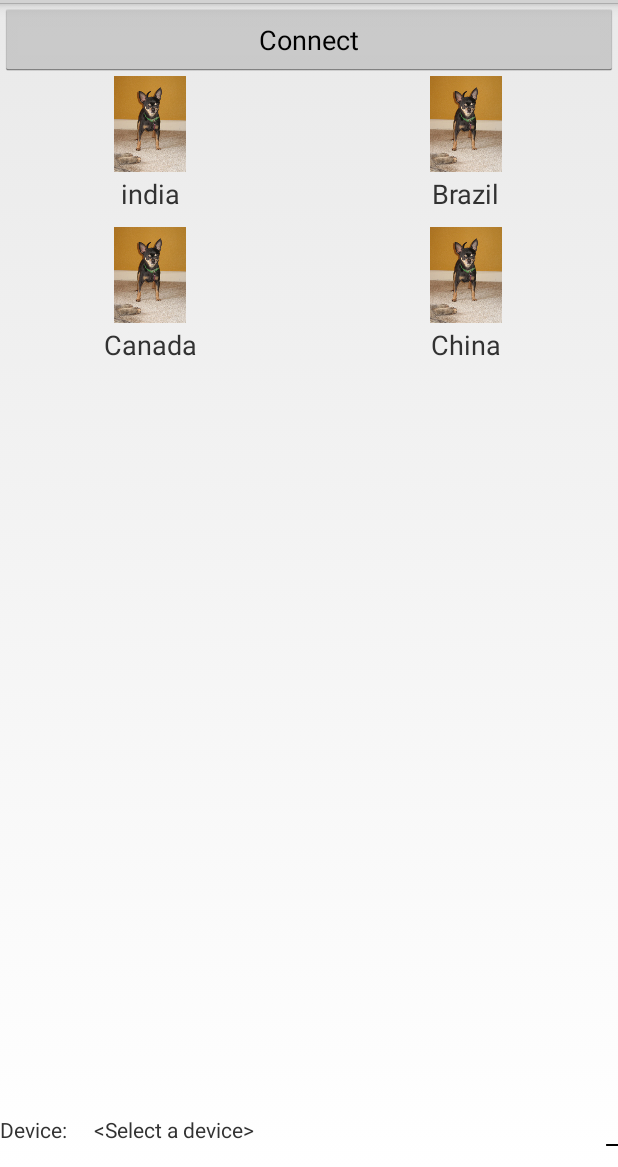
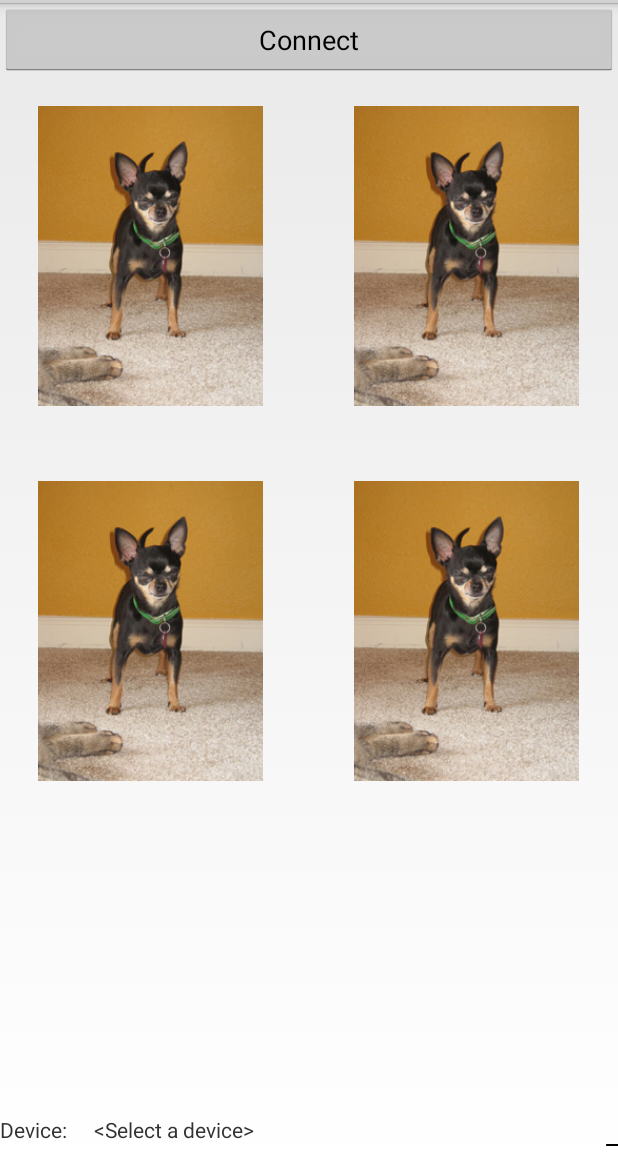
Before and after one commit to zhexxian/IoTSmartSuitcaseApp, an Android app: the screen it shows after launch (MainActivity), on a phone screen of 412 x 824 dp, the part 69-1236 px from its top. Run offline under Robolectric (Android 15) with nearby library versions, the phone set to English and light mode, and no system bars; 2 statements that could not run were skipped.

Commit message:
showing images only

```diff
--- a/app/src/main/java/com/nordicsemi/nrfUARTv2/GridviewAdapter.java
+++ b/app/src/main/java/com/nordicsemi/nrfUARTv2/GridviewAdapter.java
@@ -61,7 +61,7 @@ public class GridviewAdapter extends BaseAdapter
             view = new ViewHolder();
             convertView = inflator.inflate(R.layout.gridview_row, null);
 
-            view.txtViewTitle = (TextView) convertView.findViewById(R.id.textView1);
+            //view.txtViewTitle = (TextView) convertView.findViewById(R.id.textView1);
             view.imgViewFlag = (ImageView) convertView.findViewById(R.id.imageView1);
 
             convertView.setTag(view);
@@ -71,7 +71,7 @@ public class GridviewAdapter extends BaseAdapter
             view = (ViewHolder) convertView.getTag();
         }
 
-        view.txtViewTitle.setText(listInfo.get(position));
+        //view.txtViewTitle.setText(listInfo.get(position));
         view.imgViewFlag.setImageResource(listIcon.get(position));
 
         return convertView;
--- a/app/src/main/java/com/nordicsemi/nrfUARTv2/MainActivity.java
+++ b/app/src/main/java/com/nordicsemi/nrfUARTv2/MainActivity.java
@@ -326,11 +326,11 @@ public class MainActivity extends Activity implements RadioGroup.OnCheckedChange
                                 lng = Double.parseDouble(statuses[2]);
 
 
-                             listInfo.clear();
-                             listInfo.add("Suitcase status:\n" + openStt);
-                             listInfo.add("Damage or not: " + damageStt);
-                             listInfo.add("Spillage or not: " + spillageStt);                                                                           //messageListView.smoothScrollToPosition(listAdapter.getCount() - 1);
-                             listInfo.add("The suitcase weighs " + weight + "kg.\n");
+//                             listInfo.clear();
+//                             listInfo.add("Suitcase status:\n" + openStt);
+//                             listInfo.add("Damage or not: " + damageStt);
+//                             listInfo.add("Spillage or not: " + spillageStt);                                                                           //messageListView.smoothScrollToPosition(listAdapter.getCount() - 1);
+//                             listInfo.add("The suitcase weighs " + weight + "kg.\n");
 
                              listIcon.clear();
                              listIcon.add(R.drawable.sample_1);
@@ -340,13 +340,6 @@ public class MainActivity extends Activity implements RadioGroup.OnCheckedChange
 
                              gridView.setAdapter(mAdapter);
 
-
-
-//                                listAdapter.clear();
-//                        	 	listAdapter.add("Suitcase status:\n"+openStt);
-//                                listAdapter.add("Damage or not: "+damageStt);
-//                                listAdapter.add("Spillage or not: "+spillageStt);                                                                           //messageListView.smoothScrollToPosition(listAdapter.getCount() - 1);
-//                        	    listAdapter.add("The suitcase weighs " +weight+"kg.\n");
 
                          } catch (Exception e) {
                              Log.e(TAG, e.toString());
--- a/app/src/main/res/layout/gridview_row.xml
+++ b/app/src/main/res/layout/gridview_row.xml
@@ -3,22 +3,23 @@
     android:layout_width="match_parent" android:layout_height="match_parent">
 
     <ImageView
-        android:layout_height="64dp"
+        android:layout_height="200dp"
         android:id="@+id/imageView1"
-        android:layout_width="64dp"
+        android:layout_width="150dp"
         android:layout_alignParentTop="true"
-        android:layout_centerHorizontal="true">
+        android:layout_centerHorizontal="true"
+        android:layout_margin="20dp">
     </ImageView>
 
-    <TextView
-        android:text="TextView"
-        android:layout_height="wrap_content"
-        android:id="@+id/textView1"
-        android:layout_width="wrap_content"
-        android:layout_below="@+id/imageView1"
-        android:layout_marginTop="2dp"
-        android:layout_centerHorizontal="true"
-        android:textSize="18sp"
-        android:ellipsize="marquee"></TextView>
+    <!--<TextView-->
+        <!--android:text="TextView"-->
+        <!--android:layout_height="wrap_content"-->
+        <!--android:id="@+id/textView1"-->
+        <!--android:layout_width="wrap_content"-->
+        <!--android:layout_below="@+id/imageView1"-->
+        <!--android:layout_marginTop="2dp"-->
+        <!--android:layout_centerHorizontal="true"-->
+        <!--android:textSize="18sp"-->
+        <!--android:ellipsize="marquee"></TextView>-->
 
 </RelativeLayout>
--- a/app/src/main/res/layout/main.xml
+++ b/app/src/main/res/layout/main.xml
@@ -34,7 +34,7 @@
 
             <GridView
                 android:layout_width="match_parent"
-                android:layout_height="match_parent"
+                android:layout_height="wrap_content"
                 android:id="@+id/gridView"
                 android:columnWidth="100dp"
                 android:numColumns="2"
@@ -42,7 +42,9 @@
                 android:verticalSpacing="10dp"
                 android:horizontalSpacing="10dp"
                 android:stretchMode="columnWidth"
-                android:gravity="center" />
+                android:gravity="center"
+                android:layout_alignParentTop="true"
+                android:layout_alignParentStart="true" />
 
         </RelativeLayout>
     </LinearLayout>
```
